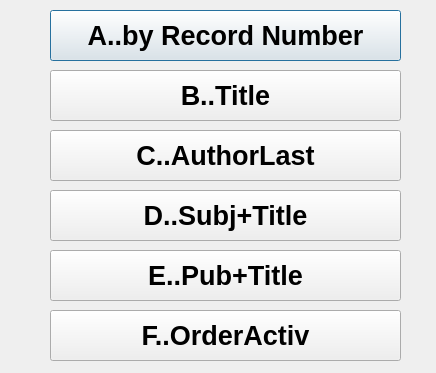
jfunston/omega4py, file indexes.ui: the form before one commit.
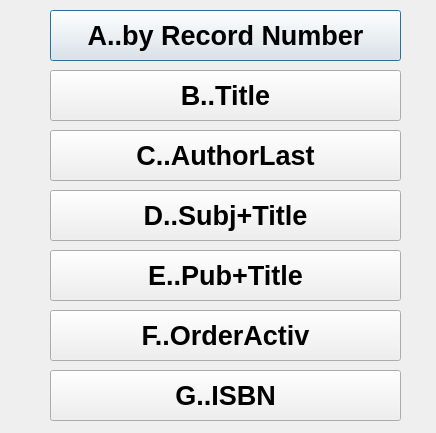
The form after the commit.

Commit message: Text selectable, ISBN index, sales history count

Patch:
```diff
--- a/indexes.ui
+++ b/indexes.ui
@@ -7,7 +7,7 @@
     <x>0</x>
     <y>0</y>
     <width>436</width>
-    <height>373</height>
+    <height>433</height>
    </rect>
   </property>
   <property name="windowTitle">
@@ -136,6 +136,26 @@
     <string>F..OrderActiv</string>
    </property>
   </widget>
+  <widget class="QPushButton" name="ByISBNButton">
+   <property name="geometry">
+    <rect>
+     <x>50</x>
+     <y>370</y>
+     <width>351</width>
+     <height>51</height>
+    </rect>
+   </property>
+   <property name="font">
+    <font>
+     <pointsize>20</pointsize>
+     <weight>75</weight>
+     <bold>true</bold>
+    </font>
+   </property>
+   <property name="text">
+    <string>G..ISBN</string>
+   </property>
+  </widget>
  </widget>
  <resources/>
  <connections/>
```
The commit also changes 4 other files.
